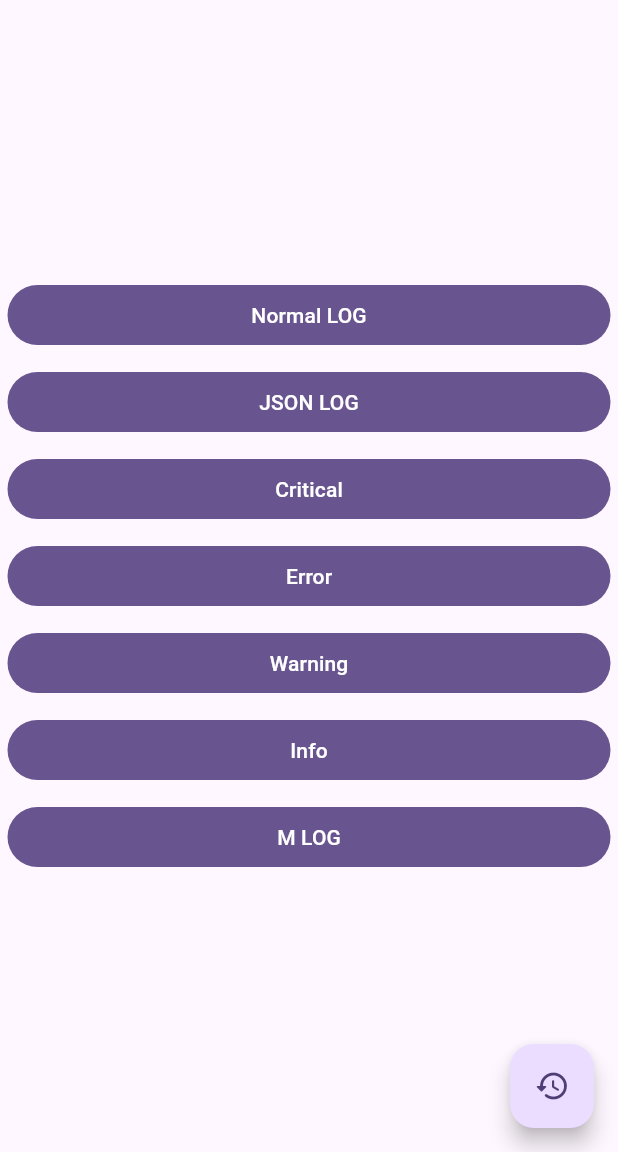
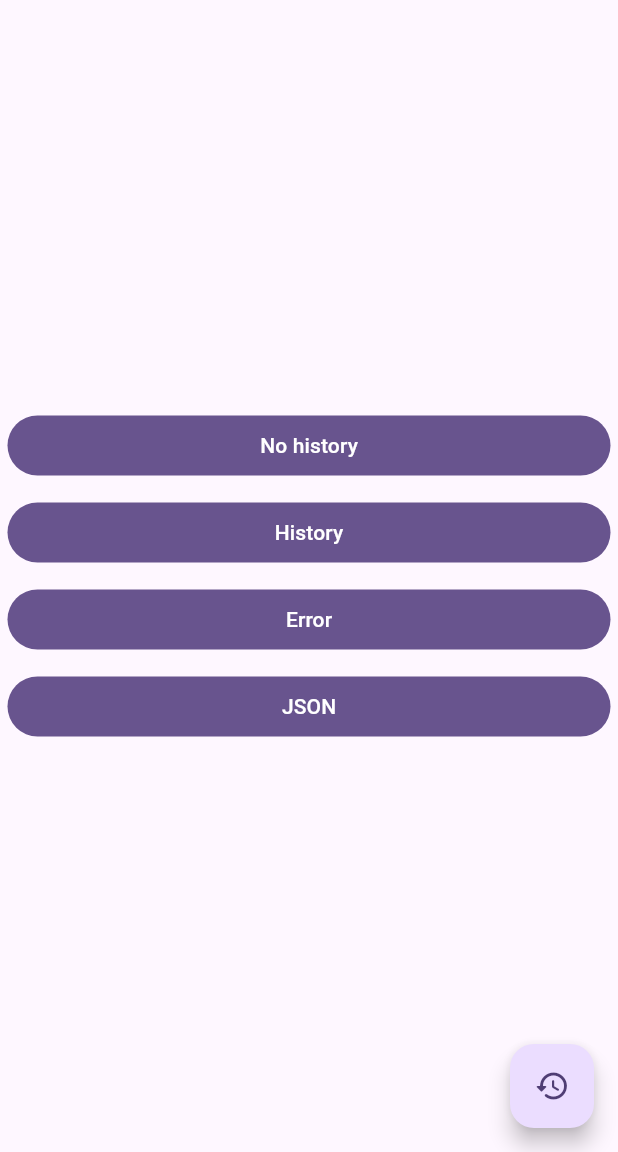
Before and after one commit to Ahnaf16/marj_logger, a Flutter app: the screen it shows after launch, after a tap on "Error", on a phone screen of 412 x 824 dp, the part 84-1236 px from its top. Run offline on Flutter 3.47's test engine with Material 3 defaults, Android fonts, the phone set to English and light mode, and no system bars; our stand-ins replace logger, talker_flutter; missing offline and left inert: talker_dio_logger.

Commit message:
clean up and better log screen and data

```diff
--- a/example/marj_logger_example/lib/main.dart
+++ b/example/marj_logger_example/lib/main.dart
@@ -14,6 +14,7 @@ class MyApp extends StatelessWidget {
   Widget build(BuildContext context) {
     return MaterialApp(
       title: 'Flutter Demo',
+      debugShowCheckedModeBanner: false,
       theme: ThemeData(
         colorScheme: ColorScheme.fromSeed(seedColor: Colors.deepPurple),
         useMaterial3: true,
@@ -38,42 +39,35 @@ class MyHomePage extends StatelessWidget {
           mainAxisAlignment: MainAxisAlignment.center,
           children: [
             Button(
+              label: 'No history',
               onPressed: () {
-                Logger('This is a normal log');
+                MLogger('No history', 'M LOG');
               },
-              label: 'Normal LOG',
             ),
             Button(
+              label: 'History',
               onPressed: () {
-                final map = {
-                  'key1': 'value1',
-                  'key2': 'value2',
-                  'key3': {
-                    'key4': 'value4',
-                    'key5': ['value5', 'value6'],
-                  },
-                };
-                Logger.json(map);
+                MLogger.info('History', 'M LOG');
               },
-              label: 'JSON LOG',
             ),
             Button(
-                label: 'Critical',
-                onPressed: () => Logger.critical('Critical')),
-            Button(label: 'Error', onPressed: () => Logger.error('Error')),
+              label: 'Error',
+              onPressed: () {
+                MLogger.error('ERROR', 'M LOG');
+              },
+            ),
             Button(
-                label: 'Warning', onPressed: () => Logger.warning('Warning')),
-            Button(label: 'Info', onPressed: () => Logger.info('Info')),
-            Button(
-              label: 'M LOG',
-              onPressed: () => MLogger().info('LOG\nLOG2', 'M LOG'),
+              label: 'JSON',
+              onPressed: () {
+                MLogger.json(jsonData);
+              },
             ),
           ],
         ),
       ),
       floatingActionButton: FloatingActionButton(
         onPressed: () {
-          MLogger().openLogHistory(context);
+          MLogger.openLogHistory(context);
         },
         tooltip: 'History',
         child: const Icon(Icons.history_rounded),
@@ -106,3 +100,14 @@ class Button extends StatelessWidget {
     );
   }
 }
+
+final jsonData = {
+  "name": "John",
+  "age": 30,
+  "address": {
+    "street": "Main St",
+    "city": "New York",
+    "state": "NY",
+    "zip": "10001"
+  }
+};
--- a/lib/src_new/history.dart
+++ b/lib/src_new/history.dart
@@ -1,11 +1,13 @@
 import 'package:logger/logger.dart';
+import 'package:marj_logger/marj_logger.dart';
+import 'package:marj_logger/src_new/log_data.dart';
 
 class LogHistory implements History {
-  LogHistory({List<OutputEvent>? history}) {
+  LogHistory({List<LogData>? history}) {
     if (history != null) _history.addAll(history);
   }
 
-  final _history = <OutputEvent>[];
+  final _history = <LogData>[];
 
   @override
   void clean() {
@@ -13,22 +15,32 @@ class LogHistory implements History {
   }
 
   @override
-  List<OutputEvent> get history => _history;
+  List<LogData> get history => _history;
 
   @override
-  void write(OutputEvent data) {
+  void write(LogData data) {
     if (limit <= _history.length) _history.removeAt(0);
 
     _history.add(data);
+  }
+
+  void writeFromEvent(OutputEvent ev, String name) {
+    final data = LogData(
+      level: LogUtil.logLevelByLevel(ev.level),
+      lines: ev.lines,
+      name: name,
+      time: DateTime.now(),
+    );
+    write(data);
   }
 
   int get limit => 100;
 }
 
 abstract class History {
-  List<OutputEvent> get history;
+  List<LogData> get history;
 
   void clean();
 
-  void write(OutputEvent data);
+  void write(LogData data);
 }
--- /dev/null
+++ b/lib/src_new/log_data.dart
@@ -0,0 +1,15 @@
+import 'package:marj_logger/src_new/logger.dart';
+
+class LogData {
+  LogData({
+    required this.name,
+    required this.level,
+    required this.lines,
+    required this.time,
+  });
+
+  final LogLevel level;
+  final List<String> lines;
+  final String name;
+  final DateTime time;
+}
--- a/lib/src_new/logger.dart
+++ b/lib/src_new/logger.dart
@@ -1,35 +1,54 @@
+import 'dart:convert';
 import 'dart:developer';
 
 import 'package:flutter/material.dart';
 import 'package:logger/logger.dart';
+import 'package:marj_logger/src_new/history.dart';
 import 'package:marj_logger/src_new/log_screen.dart';
 
+enum LogLevel { info, debug, error, json }
+
+class LogConfig {
+  final bool enable = true;
+  final bool fullHistory = false;
+  final Function(String msg) logMethod = defLogMethod;
+  final bool logOnConsole = true;
+  final List<LogLevel> writeHistoryFor = [
+    LogLevel.info,
+    LogLevel.error,
+    LogLevel.json
+  ];
+
+  static defLogMethod(v) => log(v, name: '\u276f_');
+}
+
 class MLogger {
-  static final MLogger _instance = MLogger._internal();
-
-  factory MLogger() {
+  factory MLogger([Object? obj, String name = 'LOG']) {
+    _log(obj.toString(), LogLevel.debug, name);
     return _instance;
   }
 
   MLogger._internal();
 
-  final List<OutputEvent> history = [];
+  static final _history = LogHistory();
+  static final LogConfig _config = LogConfig();
+  static final MLogger _instance = MLogger._internal();
 
-  info(String info, [String name = 'LOG']) {
-    _log(info, Level.info, name);
+  static info(String info, [String name = 'INFO']) {
+    _log(info, LogLevel.info, name);
   }
 
-  error(String info, [String name = 'LOG']) {
-    _log(info, Level.info, name);
+  static error(String info, [String name = 'ERROR']) {
+    _log(info, LogLevel.error, name);
   }
 
-  json(String info, [String name = 'JSON']) {
-    _log(info, Level.info, name);
+  static json(response, [String name = 'JSON']) {
+    final json = LogUtil.prettyJSON(response);
+    _log(json, LogLevel.json, name);
   }
 
-  openLogHistory(BuildContext context) {
-    log(history.length.toString());
-    final logScreen = LogScreen(logHistory: history);
+  static openLogHistory(BuildContext context) {
+    final logScreen = LogScreen(logHistory: _history.history);
 
     Navigator.of(context).push(
       MaterialPageRoute(builder: (context) => logScreen),
@@ -42,18 +61,37 @@ class MLogger {
         noBoxingByDefault: true,
       );
 
-  _log(String log, Level l, [String name = 'LOG']) {
-    final logger = Logger(
+  static _log(String log, LogLevel l, [String name = 'LOG']) {
+    final logger = _buildLogger(name, l);
+
+    logger.log(LogUtil.levelByLogLevel(l), log);
+  }
+
+  static Logger _buildLogger(
+    String name,
+    LogLevel l,
+  ) {
+    final write = _config.writeHistoryFor.contains(l);
+    return Logger(
       filter: null,
-      output: Output(name, onOutput: history.add),
+      output: Output(
+        name: name,
+        logMethod: _config.logMethod,
+        onOutput: (ev) {
+          if (write) _history.writeFromEvent(ev, name);
+        },
+      ),
       printer: defaultPrinter(),
     );
-    logger.log(l, log);
   }
 }
 
 class Output extends LogOutput {
-  Output(this.name, {required this.onOutput});
+  Output({
+    required this.name,
+    required this.onOutput,
+    required this.logMethod,
+  });
 
   static const bottomLeftCorner = '└';
   static const doubleDivider = '─';
@@ -61,6 +99,7 @@ class Output extends LogOutput {
   static const topLeftCorner = '┌';
   static const vertical = '│';
 
+  final Function(String log) logMethod;
   final String name;
   final Function(OutputEvent event) onOutput;
 
@@ -78,7 +117,7 @@ class Output extends LogOutput {
 
     final lines = [top, title, mid, ...eLines, bottom];
 
-    log(lines.join('\n'));
+    logMethod(lines.join('\n'));
     onOutput(event);
   }
 }
@@ -92,6 +131,24 @@ class LogUtil {
     Level.error: const AnsiColor.fg(196),
     Level.fatal: const AnsiColor.fg(199),
   };
+  static Level levelByLogLevel(LogLevel l) {
+    return switch (l) {
+      LogLevel.info => Level.info,
+      LogLevel.debug => Level.debug,
+      LogLevel.error => Level.error,
+      LogLevel.json => Level.fatal,
+    };
+  }
+
+  static LogLevel logLevelByLevel(Level l) {
+    return switch (l) {
+      Level.info => LogLevel.info,
+      Level.debug => LogLevel.debug,
+      Level.error => LogLevel.error,
+      Level.fatal => LogLevel.json,
+      _ => LogLevel.debug,
+    };
+  }
 
   static String getLine(int length, Level l, String? corner, String divider) {
     if (corner != null) {
@@ -100,4 +157,14 @@ class LogUtil {
 
     return '${levelColors[l]}${divider * length}';
   }
+
+  static String prettyJSON(response, [Function(Object e)? onError]) {
+    try {
+      var encoder = const JsonEncoder.withIndent("  ");
+      return encoder.convert(response);
+    } catch (e) {
+      onError?.call(e);
+      return response;
+    }
+  }
 }
```
Also changed, not shown: lib/src_new/log_screen.dart (+84 -17 lines).
